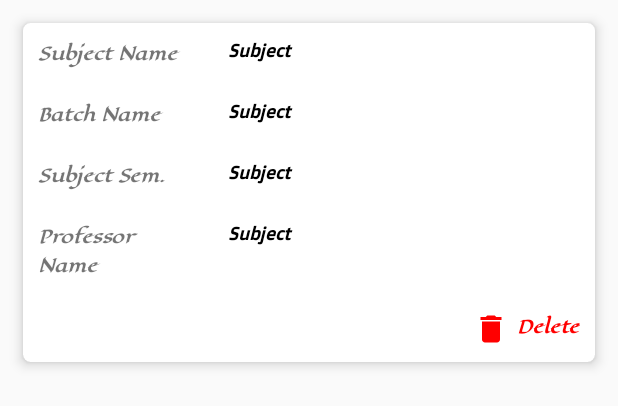
After one commit to kirankumar-lab/StudentAttendanceManagement, an Android app: the layout layout_take_subject_a.xml on its own in the app's theme, with its tools: preview values and no code run, on a phone screen of 412 x 824 dp. The commit adds this screen. Shown: the top 406 px of the screen. Run offline under Robolectric (Android 15) with nearby library versions, the light colour scheme and no system bars.

Commit message:
Changed in Take Subject

```diff
--- a/app/src/main/java/com/pss/myapplication/AdminPanel.java
+++ b/app/src/main/java/com/pss/myapplication/AdminPanel.java
@@ -82,6 +82,9 @@ public class AdminPanel extends AppCompatActivity {
     public void attendance(View v) {
         startActivity(new Intent(AdminPanel.this, Attendance.class));
     }
+
+    public void takeSubject(View view) {startActivity(new Intent(AdminPanel.this, TakeSubject.class));
+    }
 /*
     @Override
     public void onBackPressed() {
--- /dev/null
+++ b/app/src/main/res/layout/layout_take_subject_a.xml
@@ -0,0 +1,213 @@
+<?xml version="1.0" encoding="utf-8"?>
+<LinearLayout xmlns:android="http://schemas.android.com/apk/res/android"
+    android:layout_width="match_parent"
+    android:layout_height="wrap_content"
+    android:orientation="vertical"
+    xmlns:card_view="http://schemas.android.com/apk/res-auto">
+
+    <androidx.cardview.widget.CardView
+        android:layout_width="match_parent"
+        android:layout_height="wrap_content"
+        card_view:cardBackgroundColor="@color/white"
+        card_view:cardCornerRadius="5dp"
+        card_view:cardElevation="5dp"
+        android:layout_marginTop="15dp"
+        android:layout_marginRight="15dp"
+        android:layout_marginLeft="15dp"
+        android:layout_marginBottom="10dp"
+        >
+
+        <LinearLayout
+            android:layout_width="match_parent"
+            android:layout_height="wrap_content"
+            android:orientation="vertical">
+
+            <LinearLayout
+                android:layout_width="match_parent"
+                android:layout_height="wrap_content"
+                android:layout_gravity="center"
+                android:orientation="horizontal"
+                android:weightSum="3">
+
+                <TextView
+                    android:layout_width="0dp"
+                    android:layout_weight="1"
+                    android:layout_height="wrap_content"
+                    android:layout_gravity="start"
+                    android:layout_marginEnd="0dp"
+                    android:layout_marginRight="0dp"
+                    android:layout_marginBottom="0dp"
+                    android:fontFamily="@font/eagle_lake"
+                    android:gravity="start"
+                    android:padding="10dp"
+                    android:text="@string/subject_name"
+                    android:textSize="12sp"
+                    android:textStyle="bold|italic" />
+
+                <TextView
+                    android:id="@+id/dataTakeSubjectName"
+                    android:layout_width="0dp"
+                    android:layout_weight="2"
+                    android:layout_height="wrap_content"
+                    android:layout_gravity="end"
+                    android:layout_marginEnd="0dp"
+                    android:layout_marginRight="0dp"
+                    android:layout_marginBottom="0dp"
+                    android:fontFamily="@font/doppio_one"
+                    android:gravity="start"
+                    android:padding="10dp"
+                    android:text="@string/manage_subject"
+                    android:textColor="@color/black"
+                    android:textSize="12sp"
+                    android:textStyle="bold|italic" />
+            </LinearLayout>
+            <LinearLayout
+                android:layout_width="match_parent"
+                android:layout_height="wrap_content"
+                android:layout_gravity="center"
+                android:orientation="horizontal"
+                android:weightSum="3">
+
+                <TextView
+                    android:layout_width="0dp"
+                    android:layout_weight="1"
+                    android:layout_height="wrap_content"
+                    android:layout_gravity="start"
+                    android:layout_marginEnd="0dp"
+                    android:layout_marginRight="0dp"
+                    android:layout_marginBottom="0dp"
+                    android:fontFamily="@font/eagle_lake"
+                    android:gravity="start"
+                    android:padding="10dp"
+                    android:text="@string/batch_name"
+                    android:textSize="12sp"
+                    android:textStyle="bold|italic" />
+
+                <TextView
+                    android:id="@+id/dataTakeSubjectBatch"
+                    android:layout_width="0dp"
+                    android:layout_weight="2"
+                    android:layout_height="wrap_content"
+                    android:layout_gravity="end"
+                    android:layout_marginEnd="0dp"
+                    android:layout_marginRight="0dp"
+                    android:layout_marginBottom="0dp"
+                    android:fontFamily="@font/doppio_one"
+                    android:gravity="start"
+                    android:padding="10dp"
+                    android:text="@string/manage_subject"
+                    android:textColor="@color/black"
+                    android:textSize="12sp"
+                    android:textStyle="bold|italic" />
+            </LinearLayout>
+
+            <LinearLayout
+                android:layout_width="match_parent"
+                android:layout_height="wrap_content"
+                android:layout_gravity="center"
+                android:orientation="horizontal"
+                android:weightSum="3">
+
+                <TextView
+                    android:layout_width="0dp"
+                    android:layout_weight="1"
+                    android:layout_height="wrap_content"
+                    android:layout_gravity="start"
+                    android:layout_marginEnd="0dp"
+                    android:layout_marginRight="0dp"
+                    android:layout_marginBottom="0dp"
+                    android:fontFamily="@font/eagle_lake"
+                    android:gravity="start"
+                    android:padding="10dp"
+                    android:text="@string/subject_sem"
+                    android:textSize="12sp"
+                    android:textStyle="bold|italic" />
+
+                <TextView
+                    android:id="@+id/dataTakeSubjectSemester"
+                    android:layout_width="0dp"
+                    android:layout_weight="2"
+                    android:layout_height="wrap_content"
+                    android:layout_gravity="end"
+                    android:layout_marginEnd="0dp"
+                    android:layout_marginRight="0dp"
+                    android:layout_marginBottom="0dp"
+                    android:fontFamily="@font/doppio_one"
+                    android:gravity="start"
+                    android:padding="10dp"
+                    android:text="@string/manage_subject"
+                    android:textColor="@color/black"
+                    android:textSize="12sp"
+                    android:textStyle="bold|italic" />
+            </LinearLayout>
+
+            <LinearLayout
+                android:id="@+id/linearProfessor"
+                android:layout_width="match_parent"
+                android:layout_height="wrap_content"
+                android:layout_gravity="center"
+                android:orientation="horizontal"
+                android:weightSum="3">
+
+                <TextView
+                    android:layout_width="0dp"
+                    android:layout_weight="1"
+                    android:layout_height="wrap_content"
+                    android:layout_gravity="start"
+                    android:layout_marginEnd="0dp"
+                    android:layout_marginRight="0dp"
+                    android:layout_marginBottom="0dp"
+                    android:fontFamily="@font/eagle_lake"
+                    android:gravity="start"
+                    android:padding="10dp"
+                    android:text="@string/professor_name"
+                    android:textSize="12sp"
+                    android:textStyle="bold|italic"/>
+
+                <TextView
+                    android:id="@+id/dataTakeSubjectProfessor"
+                    android:layout_width="0dp"
+                    android:layout_weight="2"
+                    android:layout_height="wrap_content"
+                    android:layout_gravity="end"
+                    android:layout_marginEnd="0dp"
+                    android:layout_marginRight="0dp"
+                    android:layout_marginBottom="0dp"
+                    android:fontFamily="@font/doppio_one"
+                    android:gravity="start"
+                    android:padding="10dp"
+                    android:text="@string/manage_subject"
+                    android:textColor="@color/black"
+                    android:textSize="12sp"
+                    android:textStyle="bold|italic"/>
+            </LinearLayout>
+            <LinearLayout
+                android:layout_width="wrap_content"
+                android:layout_height="wrap_content"
+                android:layout_gravity="right"
+                android:orientation="horizontal"
+                android:weightSum="1">
+
+                <TextView
+                    android:id="@+id/tvDelete"
+                    android:layout_width="0dp"
+                    android:layout_weight="1"
+                    android:layout_height="wrap_content"
+                    android:layout_gravity="center"
+                    android:layout_marginEnd="0dp"
+                    android:layout_marginRight="0dp"
+                    android:layout_marginBottom="0dp"
+                    android:fontFamily="@font/eagle_lake"
+                    android:gravity="start"
+                    android:padding="10dp"
+                    android:text="@string/delete"
+                    android:drawablePadding="5dp"
+                    android:textColor="#FF0000"
+                    android:textSize="12sp"
+                    android:textStyle="bold|italic"
+                    card_view:drawableStartCompat="@drawable/ic_delete" />
+            </LinearLayout>
+        </LinearLayout>
+    </androidx.cardview.widget.CardView>
+
+</LinearLayout>
```
Also changed, not shown: app/src/main/java/com/pss/myapplication/AdapterTakeSubject.java (+17 -5 lines), app/src/main/java/com/pss/myapplication/ListTakeSubject.java (+12 -2 lines), app/src/main/java/com/pss/myapplication/TakeSubject.java (+24 -6 lines), app/src/main/java/com/pss/myapplication/dbSAMS.java (+20 -0 lines), app/src/main/res/layout/activity_admin_panel.xml (+26 -0 lines).
